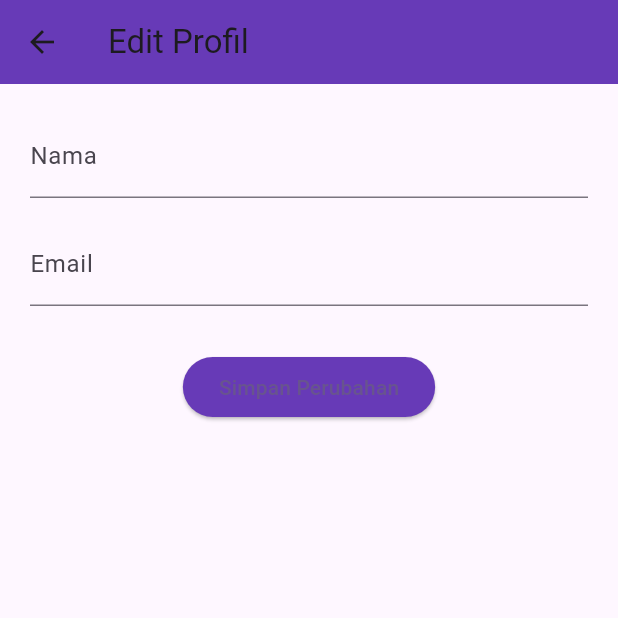
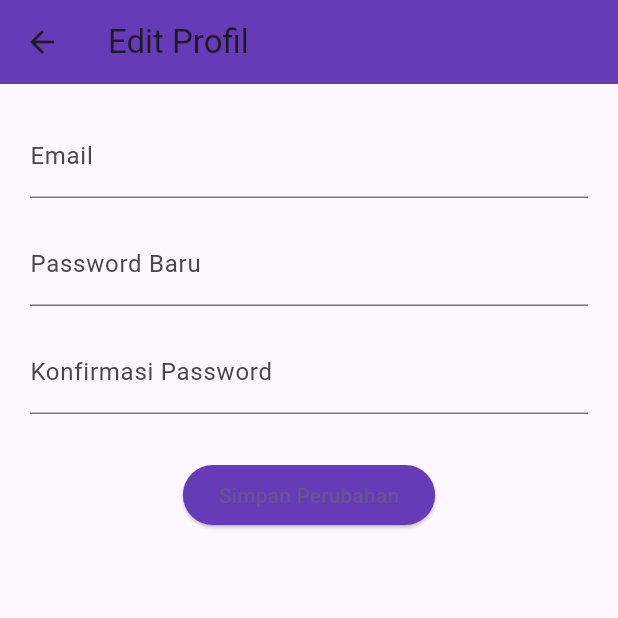
Before and after one commit to Falfall/kasirku, a Flutter app: the EditProfilScreen screen opened directly, on a phone screen of 412 x 824 dp, the top half of it. Run offline on Flutter 3.47's test engine with Material 3 defaults, Android fonts, the phone set to English and light mode, and no system bars; our stand-ins replace fl_chart, get, supabase_flutter; accounts and stored records are empty.

Commit message:
update file

```diff
--- a/lib/edit_profil_screen.dart
+++ b/lib/edit_profil_screen.dart
@@ -10,7 +10,9 @@ class EditProfilScreen extends StatefulWidget {
 
 class _EditProfilScreenState extends State<EditProfilScreen> {
   final TextEditingController emailController = TextEditingController();
-  final TextEditingController namaController = TextEditingController();
+  final TextEditingController passwordController = TextEditingController();
+  final TextEditingController confirmPasswordController =
+      TextEditingController();
 
   final user = Supabase.instance.client.auth.currentUser;
 
@@ -18,17 +20,29 @@ class _EditProfilScreenState extends State<EditProfilScreen> {
   void initState() {
     super.initState();
     emailController.text = user?.email ?? '';
-    namaController.text = user?.userMetadata?['nama'] ?? '';
   }
 
   Future<void> simpanPerubahan() async {
+    final email = emailController.text.trim();
+    final password = passwordController.text.trim();
+    final confirmPassword = confirmPasswordController.text.trim();
+
+    if (password.isNotEmpty && password != confirmPassword) {
+      ScaffoldMessenger.of(
+        context,
+      ).showSnackBar(const SnackBar(content: Text('Password tidak cocok')));
+      return;
+    }
+
     try {
+      // Update email dan/atau password
       await Supabase.instance.client.auth.updateUser(
         UserAttributes(
-          email: emailController.text.trim(),
-          data: {'nama': namaController.text.trim()},
+          email: email,
+          password: password.isNotEmpty ? password : null,
         ),
       );
+
       if (mounted) {
         ScaffoldMessenger.of(context).showSnackBar(
           const SnackBar(content: Text('Profil berhasil diperbarui')),
@@ -54,13 +68,23 @@ class _EditProfilScreenState extends State<EditProfilScreen> {
         child: Column(
           children: [
             TextField(
-              controller: namaController,
-              decoration: const InputDecoration(labelText: 'Nama'),
+              controller: emailController,
+              decoration: const InputDecoration(labelText: 'Email'),
+              keyboardType: TextInputType.emailAddress,
             ),
             const SizedBox(height: 16),
             TextField(
-              controller: emailController,
-              decoration: const InputDecoration(labelText: 'Email'),
+              controller: passwordController,
+              decoration: const InputDecoration(labelText: 'Password Baru'),
+              obscureText: true,
+            ),
+            const SizedBox(height: 16),
+            TextField(
+              controller: confirmPasswordController,
+              decoration: const InputDecoration(
+                labelText: 'Konfirmasi Password',
+              ),
+              obscureText: true,
             ),
             const SizedBox(height: 30),
             ElevatedButton(
```
Also changed, not shown: lib/dashboard.dart (+7 -3 lines), lib/profiluser.dart (+15 -16 lines).
